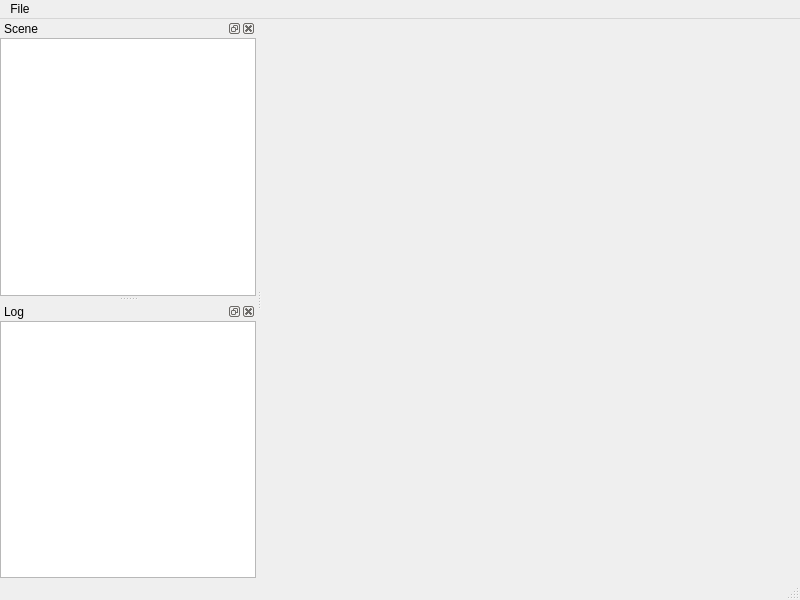
Above: Source/Editor/MainWindow.ui from cyj0912/Construct3 before the change. Below: the same form after it.
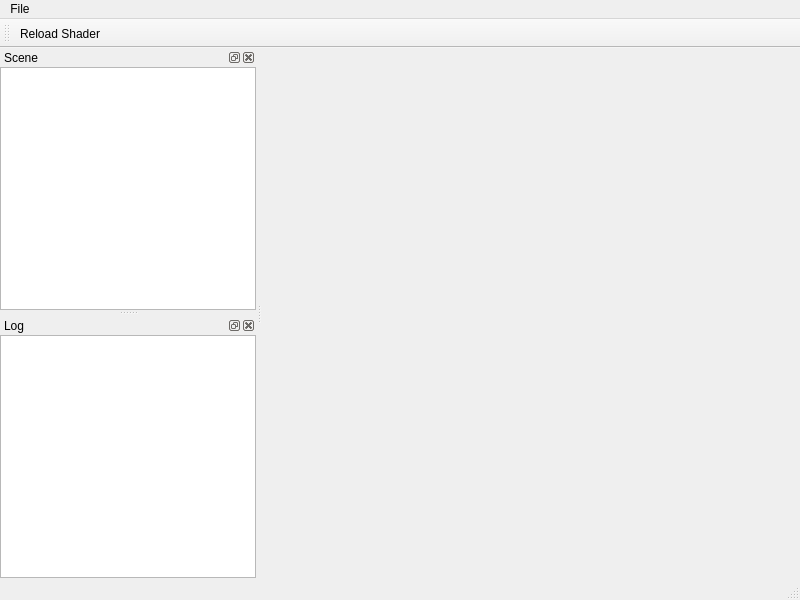
That is the form after the change.

Diff of the .ui file:
```diff
--- a/Source/Editor/MainWindow.ui
+++ b/Source/Editor/MainWindow.ui
@@ -95,11 +95,28 @@
     </layout>
    </widget>
   </widget>
+  <widget class="QToolBar" name="toolBar">
+   <property name="windowTitle">
+    <string>toolBar</string>
+   </property>
+   <attribute name="toolBarArea">
+    <enum>TopToolBarArea</enum>
+   </attribute>
+   <attribute name="toolBarBreak">
+    <bool>false</bool>
+   </attribute>
+   <addaction name="actionReloadShader"/>
+  </widget>
   <action name="actionExit">
    <property name="text">
     <string>Exit</string>
    </property>
   </action>
+  <action name="actionReloadShader">
+   <property name="text">
+    <string>Reload Shader</string>
+   </property>
+  </action>
  </widget>
  <resources/>
  <connections/>
```
